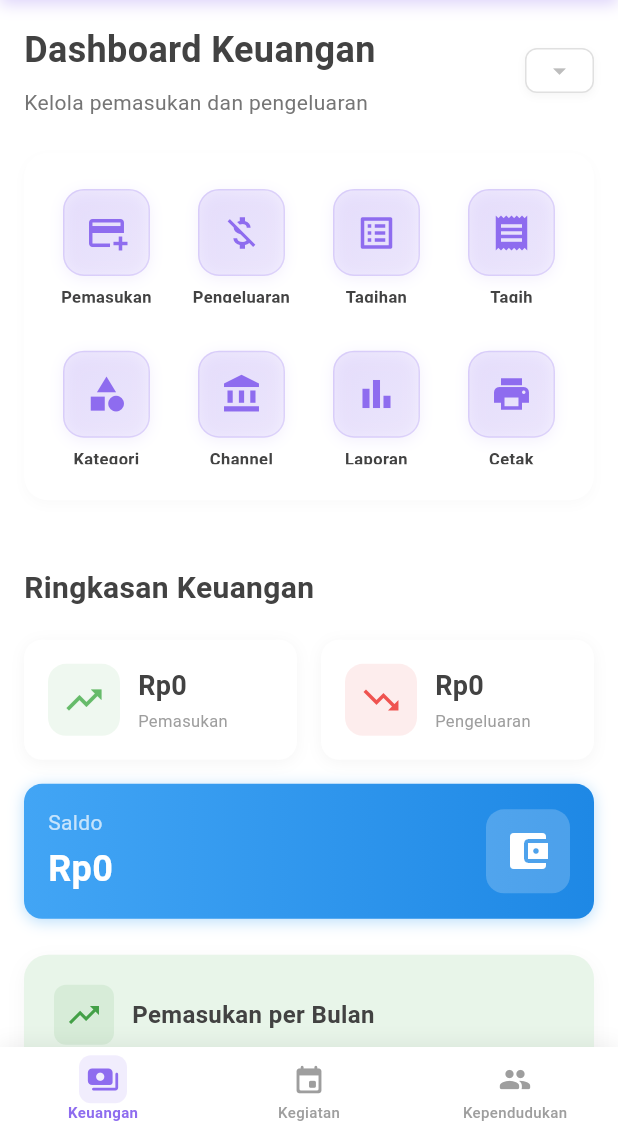
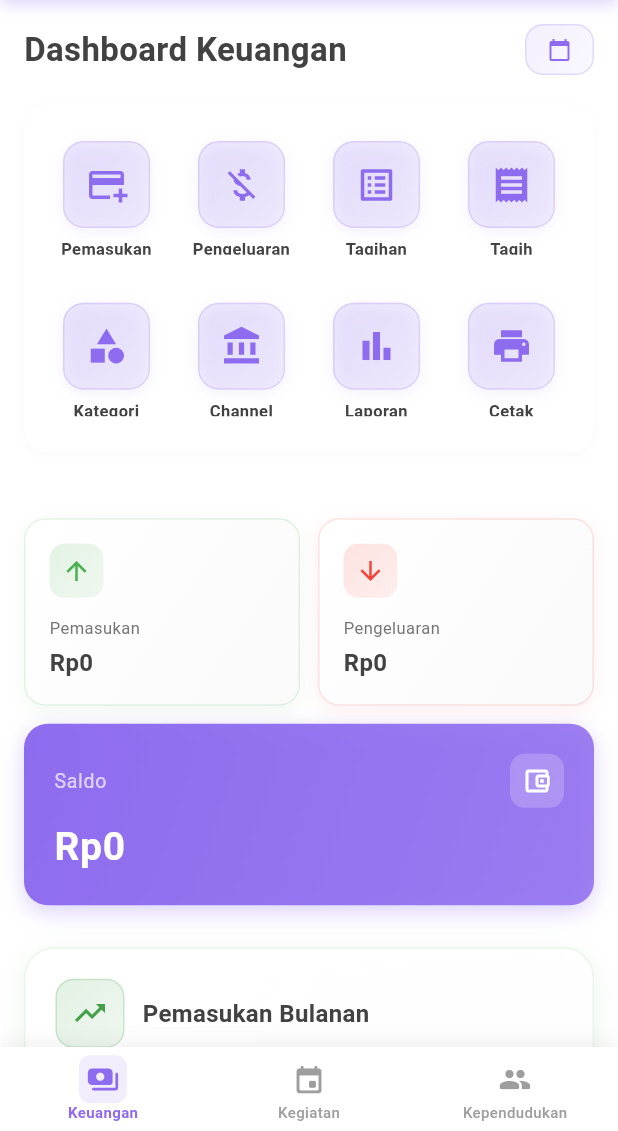
Before and after one commit to nurwahibzy/jawara_pintar_mobile_version, a Flutter app: the _DashboardKeuanganPageContent screen opened directly, on a phone screen of 412 x 824 dp, the part 105-1236 px from its top. Run offline on Flutter 3.47's test engine with Material 3 defaults, Android fonts, the phone set to English and light mode, and no system bars; our stand-ins replace bloc, dartz, equatable, fl_chart, flutter_bloc, flutter_dotenv and 3 more; accounts and stored records are empty; Roboto replaces fonts that are missing (CircularStd, Poppins).

Commit message:
feat(dashboard-keuangan): enhance UI with gradient backgrounds, improved loading indicators, and refined card designs

```diff
--- a/lib/features/dashboard-keuangan/presentation/pages/dashboard_keuangan_page.dart
+++ b/lib/features/dashboard-keuangan/presentation/pages/dashboard_keuangan_page.dart
@@ -12,6 +12,8 @@ import '../../domain/usecases/get_available_years_usecase.dart';
 import '../bloc/dashboard_bloc.dart';
 import '../bloc/dashboard_event.dart';
 import '../bloc/dashboard_state.dart';
+import 'package:jawara_pintar_mobile_version/core/theme/app_colors.dart';
+
 
 /// Dashboard Keuangan dengan Clean Architecture + Supabase
 /// Menggantikan hardcoded keuangan.dart
@@ -40,16 +42,29 @@ class _DashboardKeuanganPageContent extends StatelessWidget {
       body: BlocBuilder<DashboardBloc, DashboardState>(
         builder: (context, state) {
           if (state is DashboardLoading) {
-            return const Center(
-              child: CircularProgressIndicator(),
+            return Center(
+              child: CircularProgressIndicator(
+                color: AppColors.primary,
+              ),
             );
           } else if (state is DashboardError) {
             return Center(
               child: Column(
                 mainAxisAlignment: MainAxisAlignment.center,
                 children: [
-                  Icon(Icons.error_outline, size: 64, color: Colors.red.shade400),
-                  const SizedBox(height: 16),
+                  Container(
+                    padding: const EdgeInsets.all(20),
+                    decoration: BoxDecoration(
+                      color: Colors.red.shade50,
+                      shape: BoxShape.circle,
+                    ),
+                    child: Icon(
+                      Icons.error_outline,
+                      size: 56,
+                      color: Colors.red.shade400,
+                    ),
+                  ),
+                  const SizedBox(height: 20),
                   Text(
                     'Terjadi Kesalahan',
                     style: TextStyle(
@@ -64,7 +79,7 @@ class _DashboardKeuanganPageContent extends StatelessWidget {
                     child: Text(
                       state.message,
                       textAlign: TextAlign.center,
-                      style: TextStyle(fontSize: 14, color: Colors.grey[600]),
+                      style: TextStyle(fontSize: 13, color: Colors.grey[600]),
                     ),
                   ),
                   const SizedBox(height: 24),
@@ -76,14 +91,18 @@ class _DashboardKeuanganPageContent extends StatelessWidget {
                             ),
                           );
                     },
-                    icon: const Icon(Icons.refresh),
+                    icon: const Icon(Icons.refresh, size: 18),
                     label: const Text('Coba Lagi'),
                     style: ElevatedButton.styleFrom(
-                      backgroundColor: Colors.blue.shade400,
+                      backgroundColor: AppColors.primary,
                       foregroundColor: Colors.white,
+                      elevation: 0,
                       padding: const EdgeInsets.symmetric(
                         horizontal: 24,
-                        vertical: 12,
+                        vertical: 14,
+                      ),
+                      shape: RoundedRectangleBorder(
+                        borderRadius: BorderRadius.circular(12),
                       ),
                     ),
                   ),
@@ -99,54 +118,49 @@ class _DashboardKeuanganPageContent extends StatelessWidget {
               child: Column(
                 crossAxisAlignment: CrossAxisAlignment.start,
                 children: [
-                  // Header Section
+                  // Header Section with Year Selector
                   Row(
                     mainAxisAlignment: MainAxisAlignment.spaceBetween,
-                    children: [
-                      Column(
-                        crossAxisAlignment: CrossAxisAlignment.start,
                     children: [
                       Text(
                         'Dashboard Keuangan',
                         style: TextStyle(
-                              fontSize: 24,
+                          fontSize: 22,
                           fontWeight: FontWeight.bold,
                           color: Colors.grey[800],
                         ),
                       ),
-                          const SizedBox(height: 8),
-                          Text(
-                            'Kelola pemasukan dan pengeluaran',
-                            style: TextStyle(fontSize: 14, color: Colors.grey[600]),
-                          ),
-                        ],
-                      ),
                       // Year Selector
                       Container(
                         padding: const EdgeInsets.symmetric(
-                          horizontal: 12,
-                          vertical: 4,
+                          horizontal: 14,
+                          vertical: 8,
                         ),
                         decoration: BoxDecoration(
-                          color: Colors.white,
-                          border: Border.all(color: Colors.grey.shade300),
-                          borderRadius: BorderRadius.circular(8),
-                          boxShadow: [
-                            BoxShadow(
-                              color: Colors.grey.withOpacity(0.1),
-                              blurRadius: 4,
-                              offset: const Offset(0, 2),
+                          gradient: LinearGradient(
+                            colors: [
+                              AppColors.primary.withOpacity(0.1),
+                              AppColors.primary.withOpacity(0.05),
+                            ],
+                            begin: Alignment.topLeft,
+                            end: Alignment.bottomRight,
                           ),
-                          ],
+                          border: Border.all(
+                            color: AppColors.primary.withOpacity(0.2),
+                          ),
+                          borderRadius: BorderRadius.circular(12),
                         ),
                         child: DropdownButton<String>(
                           value: summary.year,
                           underline: const SizedBox(),
-                          icon: const Icon(Icons.arrow_drop_down, size: 20),
+                          icon: Icon(Icons.calendar_today,
+                            size: 16,
+                            color: AppColors.primary,
+                          ),
                           style: TextStyle(
                             fontSize: 14,
                             fontWeight: FontWeight.w600,
-                            color: Colors.grey[800],
+                            color: AppColors.primary,
                           ),
                           items: availableYears.map((String year) {
                             return DropdownMenuItem<String>(
@@ -165,158 +179,129 @@ class _DashboardKeuanganPageContent extends StatelessWidget {
                       ),
                     ],
                   ),
-                  const SizedBox(height: 24),
+                  const SizedBox(height: 20),
 
                   // Menu Keuangan
                   const MenuKeuangan(),
                   const SizedBox(height: 24),
 
-                  Text(
-                    'Ringkasan Keuangan',
-                    style: TextStyle(
-                      fontSize: 20,
-                      fontWeight: FontWeight.bold,
-                      color: Colors.grey[800],
-                    ),
-                  ),
-                  const SizedBox(height: 20),
-
-                  // Summary Cards
+                  // Summary Cards - Modern Minimal Design
                   Row(
                     children: [
                       Expanded(
-                        child: _buildStatCard(
-                          title: 'Total Pemasukan',
+                        child: _buildMinimalStatCard(
                           value: summary.getFormattedTotalPemasukan(),
-                          subtitle: 'Pemasukan',
-                          color: Colors.green.shade400,
-                          icon: Icons.trending_up,
+                          label: 'Pemasukan',
+                          color: Colors.green.shade500,
+                          icon: Icons.arrow_upward,
                         ),
                       ),
-                      const SizedBox(width: 16),
+                      const SizedBox(width: 12),
                       Expanded(
-                        child: _buildStatCard(
-                          title: 'Total Pengeluaran',
+                        child: _buildMinimalStatCard(
                           value: summary.getFormattedTotalPengeluaran(),
-                          subtitle: 'Pengeluaran',
-                          color: Colors.red.shade400,
-                          icon: Icons.trending_down,
+                          label: 'Pengeluaran',
+                          color: Colors.red.shade500,
+                          icon: Icons.arrow_downward,
                         ),
                       ),
                     ],
                   ),
-                  const SizedBox(height: 16),
+                  const SizedBox(height: 12),
 
-                  // Saldo Card
+                  // Saldo Card - Prominent Display
                   Container(
-                    padding: const EdgeInsets.all(16),
+                    width: double.infinity,
+                    padding: const EdgeInsets.all(20),
                     decoration: BoxDecoration(
                       gradient: LinearGradient(
-                        colors: [Colors.blue.shade400, Colors.blue.shade600],
+                        colors: [
+                          AppColors.primary,
+                          AppColors.primary.withOpacity(0.85),
+                        ],
+                        begin: Alignment.topLeft,
+                        end: Alignment.bottomRight,
                       ),
-                      borderRadius: BorderRadius.circular(12),
+                      borderRadius: BorderRadius.circular(16),
                       boxShadow: [
                         BoxShadow(
-                          color: Colors.blue.withOpacity(0.3),
-                          blurRadius: 8,
-                          offset: const Offset(0, 2),
+                          color: AppColors.primary.withOpacity(0.3),
+                          blurRadius: 12,
+                          offset: const Offset(0, 4),
                         ),
                       ],
                     ),
-                    child: Row(
+                    child: Column(
+                      crossAxisAlignment: CrossAxisAlignment.start,
+                      children: [
+                        Row(
                           mainAxisAlignment: MainAxisAlignment.spaceBetween,
-                      children: [
-                        Column(
-                          crossAxisAlignment: CrossAxisAlignment.start,
                           children: [
                             const Text(
                               'Saldo',
                               style: TextStyle(
-                                fontSize: 14,
+                                fontSize: 13,
                                 color: Colors.white70,
+                                letterSpacing: 0.5,
                               ),
                             ),
-                            const SizedBox(height: 4),
-                            Text(
-                              summary.getFormattedSaldo(),
-                              style: const TextStyle(
-                                fontSize: 24,
-                                fontWeight: FontWeight.bold,
+                            Container(
+                              padding: const EdgeInsets.all(8),
+                              decoration: BoxDecoration(
+                                color: Colors.white.withOpacity(0.2),
+                                borderRadius: BorderRadius.circular(10),
+                              ),
+                              child: const Icon(
+                                Icons.account_balance_wallet_outlined,
                                 color: Colors.white,
+                                size: 20,
                               ),
                             ),
                           ],
                         ),
-                        Container(
-                          padding: const EdgeInsets.all(12),
-                          decoration: BoxDecoration(
-                            color: Colors.white.withOpacity(0.2),
-                            borderRadius: BorderRadius.circular(12),
-                          ),
-                          child: const Icon(
-                            Icons.account_balance_wallet,
+                        const SizedBox(height: 8),
+                        Text(
+                          summary.getFormattedSaldo(),
+                          style: const TextStyle(
+                            fontSize: 26,
+                            fontWeight: FontWeight.bold,
                             color: Colors.white,
-                            size: 32,
+                            letterSpacing: 0.5,
                           ),
                         ),
                       ],
                     ),
                   ),
-                  const SizedBox(height: 24),
+                  const SizedBox(height: 28),
 
-                  // Bar Chart - Pemasukan per Bulan
+                  // Charts Section
                   BarChartCard(
-                    title: 'Pemasukan per Bulan',
+                    title: 'Pemasukan Bulanan',
                     icon: Icons.trending_up,
                     barColor: Colors.green.shade600,
-                    backgroundColor: const Color(0xFFE8F5E9),
                     data: summary.monthlyPemasukan,
                     labels: const [
-                      'Jan',
-                      'Feb',
-                      'Mar',
-                      'Apr',
-                      'Mei',
-                      'Jun',
-                      'Jul',
-                      'Agu',
-                      'Sep',
-                      'Okt',
-                      'Nov',
-                      'Des',
+                      'Jan', 'Feb', 'Mar', 'Apr', 'Mei', 'Jun',
+                      'Jul', 'Agu', 'Sep', 'Okt', 'Nov', 'Des',
                     ],
                   ),
-                  const SizedBox(height: 24),
+                  const SizedBox(height: 20),
 
-                  // Bar Chart - Pengeluaran per Bulan
                   BarChartCard(
-                    title: 'Pengeluaran per Bulan',
+                    title: 'Pengeluaran Bulanan',
                     icon: Icons.trending_down,
                     barColor: Colors.red.shade600,
-                    backgroundColor: const Color(0xFFFFEBEE),
                     data: summary.monthlyPengeluaran,
                     labels: const [
-                      'Jan',
-                      'Feb',
-                      'Mar',
-                      'Apr',
-                      'Mei',
-                      'Jun',
-                      'Jul',
-                      'Agu',
-                      'Sep',
-                      'Okt',
-                      'Nov',
-                      'Des',
+                      'Jan', 'Feb', 'Mar', 'Apr', 'Mei', 'Jun',
+                      'Jul', 'Agu', 'Sep', 'Okt', 'Nov', 'Des',
                     ],
                   ),
-                  const SizedBox(height: 24),
+                  const SizedBox(height: 20),
 
-                  // Pie Chart - Pemasukan per Kategori
                   PieChartCard(
-                    title: 'Pemasukan per Kategori',
-                    icon: Icons.account_balance_wallet,
-                    backgroundColor: const Color(0xFFE8F5E9),
+                    title: 'Kategori Pemasukan',
+                    icon: Icons.pie_chart_outline,
                     valueFormatter: _formatCurrency,
                     data: summary.kategoriPemasukan.entries.map((entry) {
                       final index =
@@ -328,13 +313,11 @@ class _DashboardKeuanganPageContent extends StatelessWidget {
                       );
                     }).toList(),
                   ),
-                  const SizedBox(height: 24),
+                  const SizedBox(height: 20),
 
-                  // Pie Chart - Pengeluaran per Kategori
                   PieChartCard(
-                    title: 'Pengeluaran per Kategori',
-                    icon: Icons.shopping_cart,
-                    backgroundColor: const Color(0xFFFFEBEE),
+                    title: 'Kategori Pengeluaran',
+                    icon: Icons.pie_chart_outline,
                     valueFormatter: _formatCurrency,
                     data: summary.kategoriPengeluaran.entries.map((entry) {
                       final index =
@@ -346,14 +329,17 @@ class _DashboardKeuanganPageContent extends StatelessWidget {
                       );
                     }).toList(),
                   ),
+                  const SizedBox(height: 16),
                 ],
               ),
             );
           }
 
           // Initial state
-          return const Center(
-            child: CircularProgressIndicator(),
+          return Center(
+            child: CircularProgressIndicator(
+              color: AppColors.primary,
+            ),
           );
         },
       ),
@@ -364,63 +350,74 @@ class _DashboardKeuanganPageContent extends StatelessWidget {
     );
   }
 
-  Widget _buildStatCard({
-    required String title,
+  Widget _buildMinimalStatCard({
     required String value,
-    required String subtitle,
+    required String label,
     required Color color,
     required IconData icon,
   }) {
     return Container(
       padding: const EdgeInsets.all(16),
       decoration: BoxDecoration(
-        color: Colors.white,
-        borderRadius: BorderRadius.circular(12),
+        gradient: LinearGradient(
+          colors: [
+            Colors.white,
+            Colors.grey.shade50,
+          ],
+          begin: Alignment.topLeft,
+          end: Alignment.bottomRight,
+        ),
+        borderRadius: BorderRadius.circular(14),
+        border: Border.all(
+          color: color.withOpacity(0.15),
+          width: 1,
+        ),
         boxShadow: [
           BoxShadow(
-            color: Colors.grey.withOpacity(0.1),
-            blurRadius: 8,
-            offset: const Offset(0, 2),
+            color: color.withOpacity(0.08),
+            blurRadius: 10,
+            offset: const Offset(0, 3),
           ),
         ],
       ),
-      child: Row(
-        children: [
-          // Icon
-          Container(
-            padding: const EdgeInsets.all(10),
-            decoration: BoxDecoration(
-              color: color.withOpacity(0.1),
-              borderRadius: BorderRadius.circular(12),
-            ),
-            child: Icon(icon, color: color, size: 28),
-          ),
-          const SizedBox(width: 12),
-          // Text Info
-          Expanded(
       child: Column(
         crossAxisAlignment: CrossAxisAlignment.start,
         children: [
-                // Value
+          Container(
+            padding: const EdgeInsets.all(8),
+            decoration: BoxDecoration(
+              gradient: LinearGradient(
+                colors: [
+                  color.withOpacity(0.15),
+                  color.withOpacity(0.08),
+                ],
+                begin: Alignment.topLeft,
+                end: Alignment.bottomRight,
+              ),
+              borderRadius: BorderRadius.circular(10),
+            ),
+            child: Icon(icon, color: color, size: 20),
+          ),
+          const SizedBox(height: 12),
+          Text(
+            label,
+            style: TextStyle(
+              fontSize: 11,
+              color: Colors.grey[600],
+              letterSpacing: 0.3,
+            ),
+          ),
+          const SizedBox(height: 4),
           FittedBox(
             fit: BoxFit.scaleDown,
             alignment: Alignment.centerLeft,
             child: Text(
               value,
               style: TextStyle(
-                      fontSize: 18,
+                fontSize: 16,
                 fontWeight: FontWeight.bold,
                 color: Colors.grey[800],
               ),
-                  ),
-                ),
-                const SizedBox(height: 2),
-                // Subtitle
-                Text(
-                  subtitle,
-                  style: TextStyle(fontSize: 11, color: Colors.grey[500]),
-                ),
-              ],
             ),
           ),
         ],
@@ -430,23 +427,23 @@ class _DashboardKeuanganPageContent extends StatelessWidget {
 
   Color _getIncomeColor(int index) {
     final colors = [
-      Colors.green.shade400,
+      Colors.green.shade500,
       Colors.green.shade600,
-      Colors.green.shade800,
-      Colors.teal.shade400,
+      Colors.teal.shade500,
       Colors.teal.shade600,
+      Colors.cyan.shade500,
     ];
     return colors[index % colors.length];
   }
 
   Color _getExpenseColor(int index) {
     final colors = [
-      Colors.red.shade400,
+      Colors.red.shade500,
       Colors.red.shade600,
-      Colors.red.shade800,
-      Colors.orange.shade400,
+      Colors.orange.shade500,
       Colors.orange.shade600,
-      Colors.orange.shade800,
+      Colors.deepOrange.shade500,
+      Colors.pink.shade500,
     ];
     return colors[index % colors.length];
   }
--- a/lib/widgets/bar_chart_card.dart
+++ b/lib/widgets/bar_chart_card.dart
@@ -30,15 +30,26 @@ class BarChartCard extends StatelessWidget {
     return Container(
       padding: const EdgeInsets.all(20),
       decoration: BoxDecoration(
-        color: backgroundColor,
-        borderRadius: BorderRadius.circular(16),
+        gradient: LinearGradient(
+          colors: [
+            backgroundColor,
+            backgroundColor.withOpacity(0.8),
+          ],
+          begin: Alignment.topLeft,
+          end: Alignment.bottomRight,
+        ),
+        borderRadius: BorderRadius.circular(20),
         boxShadow: [
           BoxShadow(
-            color: Colors.grey.withOpacity(0.1),
-            blurRadius: 10,
-            offset: const Offset(0, 4),
+            color: barColor.withOpacity(0.1),
+            blurRadius: 15,
+            offset: const Offset(0, 5),
           ),
         ],
+        border: Border.all(
+          color: barColor.withOpacity(0.1),
+          width: 1,
+        ),
       ),
       child: Column(
         crossAxisAlignment: CrossAxisAlignment.start,
@@ -47,10 +58,21 @@ class BarChartCard extends StatelessWidget {
           Row(
             children: [
               Container(
-                padding: const EdgeInsets.all(8),
+                padding: const EdgeInsets.all(10),
                 decoration: BoxDecoration(
-                  color: barColor.withOpacity(0.1),
-                  borderRadius: BorderRadius.circular(8),
+                  gradient: LinearGradient(
+                    colors: [
+                      barColor.withOpacity(0.15),
+                      barColor.withOpacity(0.08),
+                    ],
+                    begin: Alignment.topLeft,
+                    end: Alignment.bottomRight,
+                  ),
+                  borderRadius: BorderRadius.circular(12),
+                  border: Border.all(
+                    color: barColor.withOpacity(0.2),
+                    width: 1,
+                  ),
                 ),
                 child: Icon(
                   icon,
@@ -89,16 +111,23 @@ class BarChartCard extends StatelessWidget {
                           barRods: [
                             BarChartRodData(
                               toY: entry.value,
-                              color: barColor,
-                              width: 16,
+                              gradient: LinearGradient(
+                                colors: [
+                                  barColor,
+                                  barColor.withOpacity(0.7),
+                                ],
+                                begin: Alignment.bottomCenter,
+                                end: Alignment.topCenter,
+                              ),
+                              width: 18,
                               borderRadius: const BorderRadius.only(
-                                topLeft: Radius.circular(6),
-                                topRight: Radius.circular(6),
+                                topLeft: Radius.circular(8),
+                                topRight: Radius.circular(8),
                               ),
                               backDrawRodData: BackgroundBarChartRodData(
                                 show: true,
                                 toY: maxValue * 1.2,
-                                color: Colors.grey.withOpacity(0.1),
+                                color: barColor.withOpacity(0.05),
                               ),
                             ),
                           ],
@@ -218,14 +247,28 @@ class BarChartCard extends StatelessWidget {
 
           // Summary Info
           Container(
-            padding: const EdgeInsets.all(12),
+            padding: const EdgeInsets.all(14),
             decoration: BoxDecoration(
-              color: barColor.withOpacity(0.05),
-              borderRadius: BorderRadius.circular(8),
+              gradient: LinearGradient(
+                colors: [
+                  barColor.withOpacity(0.08),
+                  barColor.withOpacity(0.04),
+                ],
+                begin: Alignment.topLeft,
+                end: Alignment.bottomRight,
+              ),
+              borderRadius: BorderRadius.circular(12),
               border: Border.all(
-                color: barColor.withOpacity(0.2),
+                color: barColor.withOpacity(0.15),
                 width: 1,
               ),
+              boxShadow: [
+                BoxShadow(
+                  color: barColor.withOpacity(0.05),
+                  blurRadius: 8,
+                  offset: const Offset(0, 2),
+                ),
+              ],
             ),
             child: Row(
               mainAxisAlignment: MainAxisAlignment.spaceAround,
```
Also changed, not shown: lib/widgets/pie_chart_card.dart (+111 -64 lines). Lines whose indentation alone changed are shown as unchanged.
